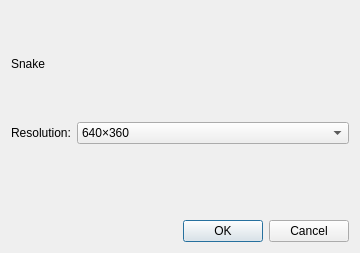
Qt form code/wgt_pages/dialog_property.ui (fostfox/snake_game) before a commit.
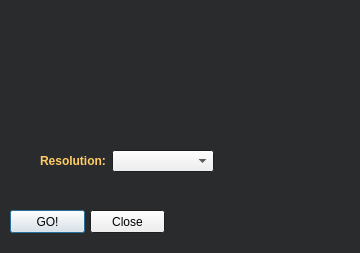
The same form after that commit. Icons and pictures are not drawn.

Commit message: Fixed choice of resolution

Diff of the .ui file:
```diff
--- a/code/wgt_pages/dialog_property.ui
+++ b/code/wgt_pages/dialog_property.ui
@@ -10,99 +10,248 @@
     <height>253</height>
    </rect>
   </property>
+  <property name="palette">
+   <palette>
+    <active>
+     <colorrole role="Base">
+      <brush brushstyle="SolidPattern">
+       <color alpha="255">
+        <red>42</red>
+        <green>43</green>
+        <blue>45</blue>
+       </color>
+      </brush>
+     </colorrole>
+     <colorrole role="Window">
+      <brush brushstyle="SolidPattern">
+       <color alpha="255">
+        <red>42</red>
+        <green>43</green>
+        <blue>45</blue>
+       </color>
+      </brush>
+     </colorrole>
+    </active>
+    <inactive>
+     <colorrole role="Base">
+      <brush brushstyle="SolidPattern">
+       <color alpha="255">
+        <red>42</red>
+        <green>43</green>
+        <blue>45</blue>
+       </color>
+      </brush>
+     </colorrole>
+     <colorrole role="Window">
+      <brush brushstyle="SolidPattern">
+       <color alpha="255">
+        <red>42</red>
+        <green>43</green>
+        <blue>45</blue>
+       </color>
+      </brush>
+     </colorrole>
+    </inactive>
+    <disabled>
+     <colorrole role="Base">
+      <brush brushstyle="SolidPattern">
+       <color alpha="255">
+        <red>42</red>
+        <green>43</green>
+        <blue>45</blue>
+       </color>
+      </brush>
+     </colorrole>
+     <colorrole role="Window">
+      <brush brushstyle="SolidPattern">
+       <color alpha="255">
+        <red>42</red>
+        <green>43</green>
+        <blue>45</blue>
+       </color>
+      </brush>
+     </colorrole>
+    </disabled>
+   </palette>
+  </property>
   <property name="windowTitle">
    <string>Dialog</string>
   </property>
-  <layout class="QVBoxLayout" name="verticalLayout" stretch="2,1,0,0">
-   <item>
-    <widget class="QLabel" name="label_3">
-     <property name="text">
-      <string>Snake</string>
-     </property>
-    </widget>
-   </item>
-   <item>
-    <layout class="QFormLayout" name="formLayout">
-     <item row="0" column="0">
-      <widget class="QLabel" name="label">
-       <property name="text">
-        <string>Resolution:</string>
-       </property>
-      </widget>
-     </item>
-     <item row="0" column="1">
-      <widget class="QComboBox" name="comboBox_resolution">
-       <property name="currentIndex">
-        <number>7</number>
-       </property>
-       <item>
-        <property name="text">
-         <string>3840×2160</string>
-        </property>
-       </item>
-       <item>
-        <property name="text">
-         <string>2560×1440</string>
-        </property>
-       </item>
-       <item>
-        <property name="text">
-         <string>1920×1080</string>
-        </property>
-       </item>
-       <item>
-        <property name="text">
-         <string>1366×768</string>
-        </property>
-       </item>
-       <item>
-        <property name="text">
-         <string>1280×720</string>
-        </property>
-       </item>
-       <item>
-        <property name="text">
-         <string>1024×576</string>
-        </property>
-       </item>
-       <item>
-        <property name="text">
-         <string>720×405</string>
-        </property>
-       </item>
-       <item>
-        <property name="text">
-         <string>640×360</string>
-        </property>
-       </item>
-      </widget>
-     </item>
-    </layout>
-   </item>
-   <item>
-    <spacer name="verticalSpacer">
-     <property name="orientation">
-      <enum>Qt::Vertical</enum>
-     </property>
-     <property name="sizeHint" stdset="0">
-      <size>
-       <width>20</width>
-       <height>40</height>
-      </size>
-     </property>
-    </spacer>
-   </item>
-   <item>
-    <widget class="QDialogButtonBox" name="buttonBox_dialog">
-     <property name="orientation">
-      <enum>Qt::Horizontal</enum>
-     </property>
-     <property name="standardButtons">
-      <set>QDialogButtonBox::Cancel|QDialogButtonBox::Ok</set>
-     </property>
-    </widget>
-   </item>
-  </layout>
+  <widget class="QLabel" name="label_3">
+   <property name="geometry">
+    <rect>
+     <x>60</x>
+     <y>30</y>
+     <width>231</width>
+     <height>91</height>
+    </rect>
+   </property>
+   <property name="text">
+    <string/>
+   </property>
+   <property name="pixmap">
+    <pixmap resource="../resources.qrc">:/img/page_field/bonus3.png</pixmap>
+   </property>
+   <property name="scaledContents">
+    <bool>true</bool>
+   </property>
+  </widget>
+  <widget class="QWidget" name="layoutWidget">
+   <property name="geometry">
+    <rect>
+     <x>40</x>
+     <y>150</y>
+     <width>174</width>
+     <height>22</height>
+    </rect>
+   </property>
+   <layout class="QFormLayout" name="formLayout">
+    <item row="0" column="1">
+     <widget class="QComboBox" name="comboBox_resolution">
+      <property name="palette">
+       <palette>
+        <active>
+         <colorrole role="BrightText">
+          <brush brushstyle="SolidPattern">
+           <color alpha="255">
+            <red>255</red>
+            <green>255</green>
+            <blue>255</blue>
+           </color>
+          </brush>
+         </colorrole>
+         <colorrole role="Base">
+          <brush brushstyle="SolidPattern">
+           <color alpha="255">
+            <red>255</red>
+            <green>255</green>
+            <blue>255</blue>
+           </color>
+          </brush>
+         </colorrole>
+        </active>
+        <inactive>
+         <colorrole role="BrightText">
+          <brush brushstyle="SolidPattern">
+           <color alpha="255">
+            <red>255</red>
+            <green>255</green>
+            <blue>255</blue>
+           </color>
+          </brush>
+         </colorrole>
+         <colorrole role="Base">
+          <brush brushstyle="SolidPattern">
+           <color alpha="255">
+            <red>255</red>
+            <green>255</green>
+            <blue>255</blue>
+           </color>
+          </brush>
+         </colorrole>
+        </inactive>
+        <disabled>
+         <colorrole role="BrightText">
+          <brush brushstyle="SolidPattern">
+           <color alpha="255">
+            <red>255</red>
+            <green>255</green>
+            <blue>255</blue>
+           </color>
+          </brush>
+         </colorrole>
+         <colorrole role="Base">
+          <brush brushstyle="SolidPattern">
+           <color alpha="255">
+            <red>170</red>
+            <green>170</green>
+            <blue>0</blue>
+           </color>
+          </brush>
+         </colorrole>
+        </disabled>
+       </palette>
+      </property>
+     </widget>
+    </item>
+    <item row="0" column="0">
+     <widget class="QLabel" name="label">
+      <property name="palette">
+       <palette>
+        <active>
+         <colorrole role="WindowText">
+          <brush brushstyle="SolidPattern">
+           <color alpha="255">
+            <red>255</red>
+            <green>205</green>
+            <blue>102</blue>
+           </color>
+          </brush>
+         </colorrole>
+        </active>
+        <inactive>
+         <colorrole role="WindowText">
+          <brush brushstyle="SolidPattern">
+           <color alpha="255">
+            <red>255</red>
+            <green>205</green>
+            <blue>102</blue>
+           </color>
+          </brush>
+         </colorrole>
+        </inactive>
+        <disabled>
+         <colorrole role="WindowText">
+          <brush brushstyle="SolidPattern">
+           <color alpha="96">
+            <red>164</red>
+            <green>166</green>
+            <blue>168</blue>
+           </color>
+          </brush>
+         </colorrole>
+        </disabled>
+       </palette>
+      </property>
+      <property name="font">
+       <font>
+        <weight>75</weight>
+        <bold>true</bold>
+       </font>
+      </property>
+      <property name="text">
+       <string>Resolution:</string>
+      </property>
+     </widget>
+    </item>
+   </layout>
+  </widget>
+  <widget class="QPushButton" name="pushButton_runGame">
+   <property name="geometry">
+    <rect>
+     <x>10</x>
+     <y>210</y>
+     <width>75</width>
+     <height>23</height>
+    </rect>
+   </property>
+   <property name="text">
+    <string>GO!</string>
+   </property>
+  </widget>
+  <widget class="QPushButton" name="pushButton_close">
+   <property name="geometry">
+    <rect>
+     <x>90</x>
+     <y>210</y>
+     <width>75</width>
+     <height>23</height>
+    </rect>
+   </property>
+   <property name="text">
+    <string>Close</string>
+   </property>
+  </widget>
  </widget>
  <resources/>
  <connections/>
```
Left out of the diff: 4 changed lines with no effect on the pictures. The commit also changes 13 other files.
